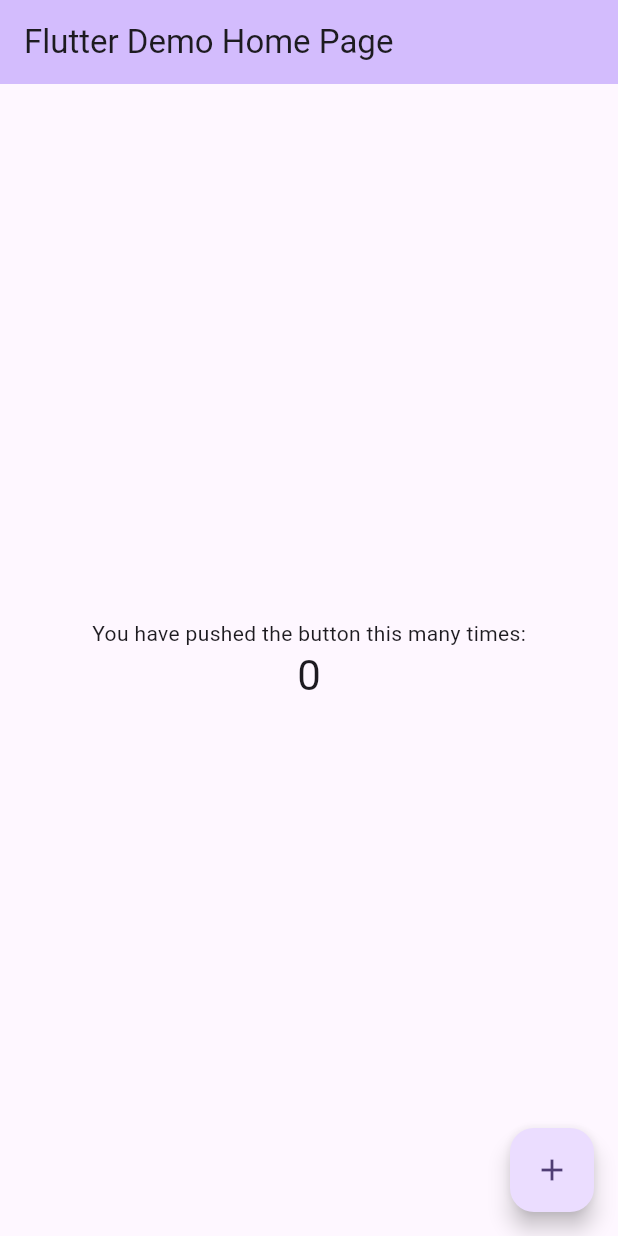
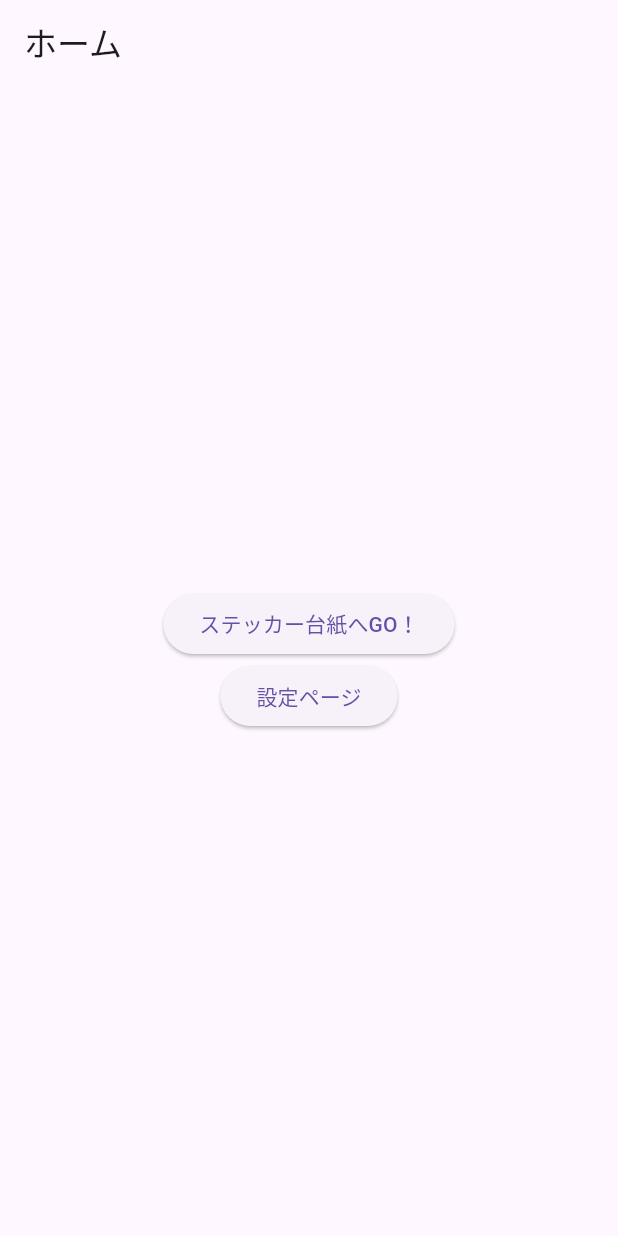
Before and after one commit to shomaozasa/StickerMemory, a Flutter app: the screen it shows after launch, on a phone screen of 412 x 824 dp. Run offline on Flutter 3.47's test engine with Material 3 defaults, Android fonts, the light colour scheme and no system bars; our stand-ins replace firebase_auth, firebase_core; accounts and stored records are empty.

Commit message:
2025-05-14

```diff
--- a/sticker_memory/lib/main.dart
+++ b/sticker_memory/lib/main.dart
@@ -1,122 +1,30 @@
 import 'package:flutter/material.dart';
+import 'pages/home_page.dart';
+import 'pages/sticker_board.dart';
+// import 'package:firebase_core/firebase_core.dart';
+// import 'firebase_options.dart';
 
-void main() {
+void main() async {
+  // WidgetsFlutterBinding.ensureInitialized();
+  // await Firebase.initializeApp(
+  //   options: DefaultFirebaseOptions.currentPlatform,
+  // );
   runApp(const MyApp());
 }
 
 class MyApp extends StatelessWidget {
   const MyApp({super.key});
 
-  // This widget is the root of your application.
   @override
   Widget build(BuildContext context) {
     return MaterialApp(
-      title: 'Flutter Demo',
-      theme: ThemeData(
-        // This is the theme of your application.
-        //
-        // TRY THIS: Try running your application with "flutter run". You'll see
-        // the application has a purple toolbar. Then, without quitting the app,
-        // try changing the seedColor in the colorScheme below to Colors.green
-        // and then invoke "hot reload" (save your changes or press the "hot
-        // reload" button in a Flutter-supported IDE, or press "r" if you used
-        // the command line to start the app).
-        //
-        // Notice that the counter didn't reset back to zero; the application
-        // state is not lost during the reload. To reset the state, use hot
-        // restart instead.
-        //
-        // This works for code too, not just values: Most code changes can be
-        // tested with just a hot reload.
-        colorScheme: ColorScheme.fromSeed(seedColor: Colors.deepPurple),
-      ),
-      home: const MyHomePage(title: 'Flutter Demo Home Page'),
+      title: 'Flutter Multi Page App',
+      theme: ThemeData(primarySwatch: Colors.teal),
+      initialRoute: '/',
+      routes: {
+        '/': (context) => const HomePage(),
+        '/sticker': (context) => const StickerBoardPage(),
+      },
     );
   }
 }
-
-class MyHomePage extends StatefulWidget {
-  const MyHomePage({super.key, required this.title});
-
-  // This widget is the home page of your application. It is stateful, meaning
-  // that it has a State object (defined below) that contains fields that affect
-  // how it looks.
-
-  // This class is the configuration for the state. It holds the values (in this
-  // case the title) provided by the parent (in this case the App widget) and
-  // used by the build method of the State. Fields in a Widget subclass are
-  // always marked "final".
-
-  final String title;
-
-  @override
-  State<MyHomePage> createState() => _MyHomePageState();
-}
-
-class _MyHomePageState extends State<MyHomePage> {
-  int _counter = 0;
-
-  void _incrementCounter() {
-    setState(() {
-      // This call to setState tells the Flutter framework that something has
-      // changed in this State, which causes it to rerun the build method below
-      // so that the display can reflect the updated values. If we changed
-      // _counter without calling setState(), then the build method would not be
-      // called again, and so nothing would appear to happen.
-      _counter++;
-    });
-  }
-
-  @override
-  Widget build(BuildContext context) {
-    // This method is rerun every time setState is called, for instance as done
-    // by the _incrementCounter method above.
-    //
-    // The Flutter framework has been optimized to make rerunning build methods
-    // fast, so that you can just rebuild anything that needs updating rather
-    // than having to individually change instances of widgets.
-    return Scaffold(
-      appBar: AppBar(
-        // TRY THIS: Try changing the color here to a specific color (to
-        // Colors.amber, perhaps?) and trigger a hot reload to see the AppBar
-        // change color while the other colors stay the same.
-        backgroundColor: Theme.of(context).colorScheme.inversePrimary,
-        // Here we take the value from the MyHomePage object that was created by
-        // the App.build method, and use it to set our appbar title.
-        title: Text(widget.title),
-      ),
-      body: Center(
-        // Center is a layout widget. It takes a single child and positions it
-        // in the middle of the parent.
-        child: Column(
-          // Column is also a layout widget. It takes a list of children and
-          // arranges them vertically. By default, it sizes itself to fit its
-          // children horizontally, and tries to be as tall as its parent.
-          //
-          // Column has various properties to control how it sizes itself and
-          // how it positions its children. Here we use mainAxisAlignment to
-          // center the children vertically; the main axis here is the vertical
-          // axis because Columns are vertical (the cross axis would be
-          // horizontal).
-          //
-          // TRY THIS: Invoke "debug painting" (choose the "Toggle Debug Paint"
-          // action in the IDE, or press "p" in the console), to see the
-          // wireframe for each widget.
-          mainAxisAlignment: MainAxisAlignment.center,
-          children: <Widget>[
-            const Text('You have pushed the button this many times:'),
-            Text(
-              '$_counter',
-              style: Theme.of(context).textTheme.headlineMedium,
-            ),
-          ],
-        ),
-      ),
-      floatingActionButton: FloatingActionButton(
-        onPressed: _incrementCounter,
-        tooltip: 'Increment',
-        child: const Icon(Icons.add),
-      ), // This trailing comma makes auto-formatting nicer for build methods.
-    );
-  }
-}
--- /dev/null
+++ b/sticker_memory/lib/pages/home_page.dart
@@ -0,0 +1,31 @@
+import 'package:flutter/material.dart';
+
+class HomePage extends StatelessWidget {
+  const HomePage({super.key});
+
+  @override
+  Widget build(BuildContext context) {
+    return Scaffold(
+      appBar: AppBar(title: const Text('ホーム')),
+      body: Center(
+        child: Column(
+          mainAxisAlignment: MainAxisAlignment.center,
+          children: [
+            ElevatedButton(
+              child: const Text('ステッカー台紙へGO！'),
+              onPressed: () {
+                Navigator.pushNamed(context, '/sticker');
+              },
+            ),
+            ElevatedButton(
+              child: const Text('設定ページ'),
+              onPressed: () {
+                Navigator.pushNamed(context, '/settings');
+              },
+            ),
+          ],
+        ),
+      ),
+    );
+  }
+}
--- a/sticker_memory/pubspec.yaml
+++ b/sticker_memory/pubspec.yaml
@@ -31,9 +31,13 @@ dependencies:
   flutter:
     sdk: flutter
 
+
   # The following adds the Cupertino Icons font to your application.
   # Use with the CupertinoIcons class for iOS style icons.
   cupertino_icons: ^1.0.8
+  firebase_core: ^3.12.1
+  firebase_auth: ^5.5.1
+  cloud_firestore: ^5.6.5
 
 dev_dependencies:
   flutter_test:
@@ -61,6 +65,8 @@ flutter:
   # assets:
   #   - images/a_dot_burr.jpeg
   #   - images/a_dot_ham.jpeg
+  assets:
+    - assets/images/stickers/
 
   # An image asset can refer to one or more resolution-specific "variants", see
   # https://flutter.dev/to/resolution-aware-images
```
Also changed, not shown: sticker_memory/lib/pages/sticker_board.dart (added, +201 -0 lines), sticker_memory/assets/images/stickers/sakana.png (added), sticker_memory/assets/images/stickers/サモエド.jpg (added), sticker_memory/firebase.json (added), sticker_memory/lib/firebase_options.dart (added), sticker_memory/pubspec.lock, 6 other files.
